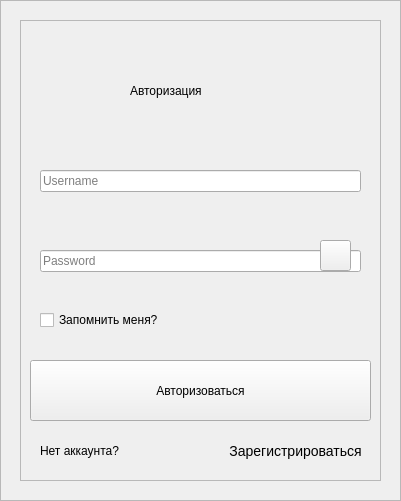
Above: ui/auth.ui from Wester35/desktop-app-mcc before the change. Below: the same form after it.
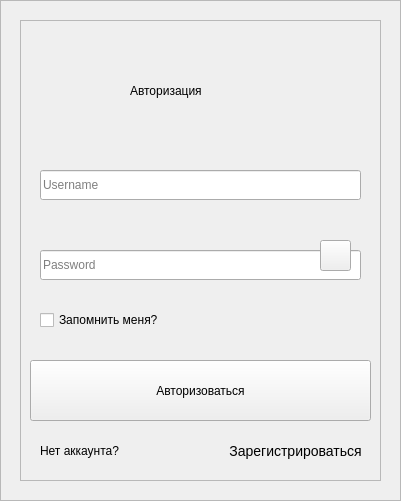
That is the form after the change. Icons and pictures are not drawn.

Commit message: изменен порядок Tab

What changed in the file:
```diff
--- a/ui/auth.ui
+++ b/ui/auth.ui
@@ -191,7 +191,7 @@
        <x>20</x>
        <y>150</y>
        <width>321</width>
-       <height>22</height>
+       <height>30</height>
       </rect>
      </property>
      <property name="text">
@@ -207,7 +207,7 @@
        <x>20</x>
        <y>230</y>
        <width>321</width>
-       <height>22</height>
+       <height>30</height>
       </rect>
      </property>
      <property name="inputMask">
```
Left out of the diff: 8 changed lines with no effect on the pictures. The commit also changes 4 other files.
